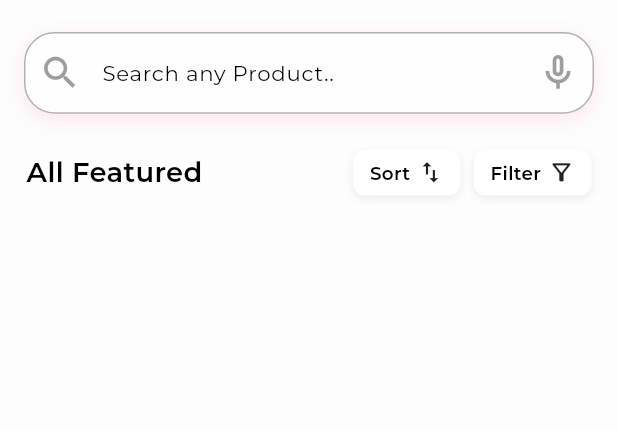
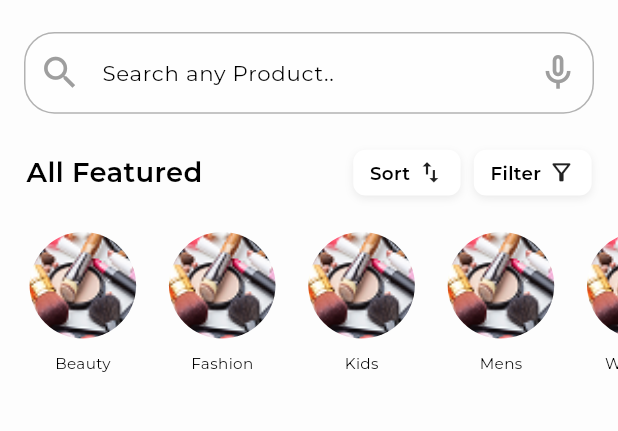
Before and after one commit to EsAm1973/Stylish, a Flutter app: the HomeView screen opened by its route, on a phone screen of 412 x 824 dp, the part 76-507 px from its top. Run offline on Flutter 3.47's test engine with Material 3 defaults, Android fonts, the phone set to English and light mode, and no system bars; drawn by our look-alikes of cached_network_image; our stand-ins replace dartz, dio, dots_indicator, equatable, flutter_bloc, flutter_screenutil and 6 more; missing offline and left inert: fresh_dio; accounts and stored records are empty; network calls fail; statements that could not run were skipped.

Commit message:
designed category list ui

```diff
--- /dev/null
+++ b/lib/Features/home/data/models/category_model.dart
@@ -0,0 +1,6 @@
+class CategoryModel {
+  final String name;
+  final String imageUrl;
+
+  CategoryModel({required this.name, required this.imageUrl});
+}
--- /dev/null
+++ b/lib/Features/home/presentation/views/widgets/category_item.dart
@@ -0,0 +1,36 @@
+import 'package:flutter/material.dart';
+import 'package:flutter_screenutil/flutter_screenutil.dart';
+import 'package:stylish/Core/utils/app_text_style.dart';
+import 'package:stylish/Features/home/data/models/category_model.dart';
+
+class CategoryItem extends StatelessWidget {
+  final CategoryModel category;
+
+  const CategoryItem({super.key, required this.category});
+
+  @override
+  Widget build(BuildContext context) {
+    return Padding(
+      padding: const EdgeInsets.symmetric(horizontal: 8.0),
+      child: Column(
+        mainAxisSize: MainAxisSize.min,
+        children: [
+          // Circular Image
+          Container(
+            width: 70.w,
+            height: 70.h,
+            decoration: BoxDecoration(
+              shape: BoxShape.circle,
+              image: DecorationImage(
+                image: AssetImage(category.imageUrl),
+                fit: BoxFit.cover,
+              ),
+            ),
+          ),
+          SizedBox(height: 8.h),
+          Text(category.name, style: AppTextStyles.regular10),
+        ],
+      ),
+    );
+  }
+}
--- /dev/null
+++ b/lib/Features/home/presentation/views/widgets/category_listview.dart
@@ -0,0 +1,33 @@
+import 'package:flutter/material.dart';
+import 'package:flutter_screenutil/flutter_screenutil.dart';
+import 'package:stylish/Features/home/data/models/category_model.dart';
+import 'package:stylish/Features/home/presentation/views/widgets/category_item.dart';
+
+class CategoryListView extends StatelessWidget {
+  CategoryListView({super.key});
+
+  final List<CategoryModel> categories = [
+    CategoryModel(name: 'Beauty', imageUrl: 'assets/images/category_test.png'),
+    CategoryModel(name: 'Fashion', imageUrl: 'assets/images/category_test.png'),
+    CategoryModel(name: 'Kids', imageUrl: 'assets/images/category_test.png'),
+    CategoryModel(name: 'Mens', imageUrl: 'assets/images/category_test.png'),
+    CategoryModel(name: 'Womens', imageUrl: 'assets/images/category_test.png'),
+  ];
+
+  @override
+  Widget build(BuildContext context) {
+    return Container(
+      height: 110.h,
+      margin: EdgeInsets.symmetric(vertical: 16.h),
+      child: ListView.builder(
+        physics: const BouncingScrollPhysics(),
+        scrollDirection: Axis.horizontal,
+        padding: EdgeInsets.symmetric(horizontal: 8.w),
+        itemCount: categories.length,
+        itemBuilder: (context, index) {
+          return CategoryItem(category: categories[index]);
+        },
+      ),
+    );
+  }
+}
--- a/lib/Features/home/presentation/views/widgets/home_view_body.dart
+++ b/lib/Features/home/presentation/views/widgets/home_view_body.dart
@@ -1,5 +1,6 @@
 import 'package:flutter/material.dart';
 import 'package:stylish/Core/widgets/custom_sliver_appbar.dart';
+import 'package:stylish/Features/home/presentation/views/widgets/category_listview.dart';
 import 'package:stylish/Features/home/presentation/views/widgets/feature_header.dart';
 import 'package:stylish/Features/home/presentation/views/widgets/search_text_feild.dart';
 
@@ -8,11 +9,12 @@ class HomeViewBody extends StatelessWidget {
 
   @override
   Widget build(BuildContext context) {
-    return const CustomScrollView(
+    return CustomScrollView(
       slivers: [
-        CustomSliverAppBar(),
-        SliverToBoxAdapter(child: SearchTextField()),
-        SliverToBoxAdapter(child: FeaturedHeader()),
+        const CustomSliverAppBar(),
+        const SliverToBoxAdapter(child: SearchTextField()),
+        const SliverToBoxAdapter(child: FeaturedHeader()),
+        SliverToBoxAdapter(child: CategoryListView()),
       ],
     );
   }
--- a/lib/Features/home/presentation/views/widgets/search_text_feild.dart
+++ b/lib/Features/home/presentation/views/widgets/search_text_feild.dart
@@ -11,17 +11,7 @@ class SearchTextField extends StatelessWidget {
       margin: const EdgeInsets.all(16.0),
       decoration: BoxDecoration(
         color: Theme.of(context).scaffoldBackgroundColor,
-        borderRadius: BorderRadius.circular(20.r), // Rounded corners
-        boxShadow: [
-          BoxShadow(
-            color: Theme.of(
-              context,
-            ).primaryColor.withValues(alpha: .1), // Soft subtle shadow
-            blurRadius: 10.r,
-            spreadRadius: 1,
-            offset: const Offset(0, 4),
-          ),
-        ],
+        borderRadius: BorderRadius.circular(20.r),
       ),
       child: TextField(
         decoration: InputDecoration(
```
Also changed, not shown: assets/images/category_test.png (added).
